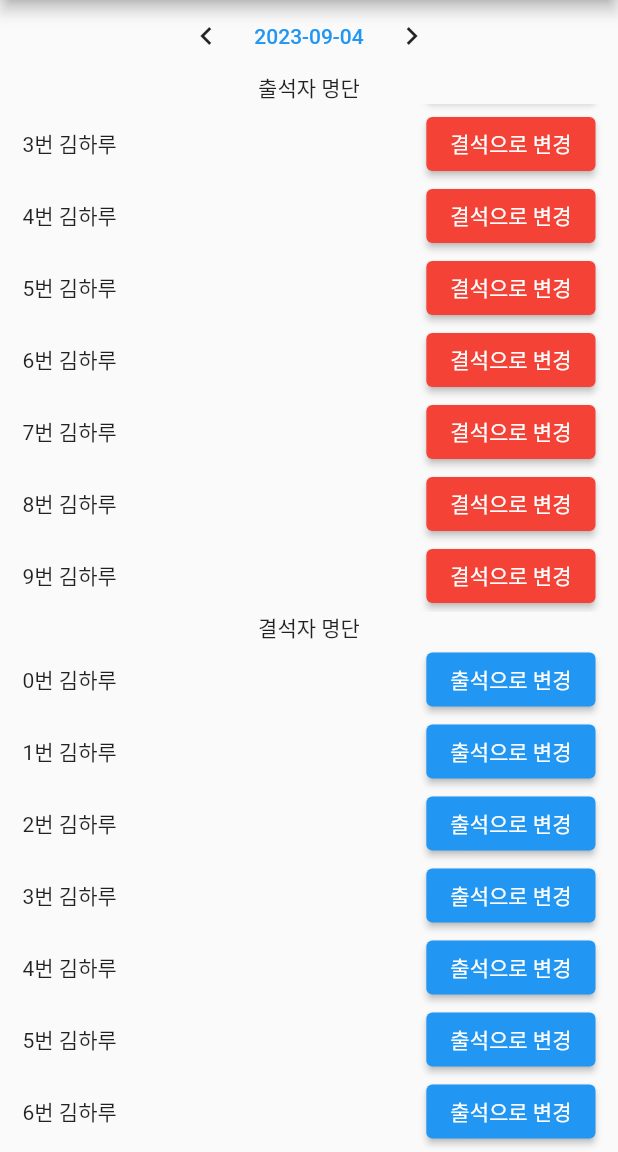
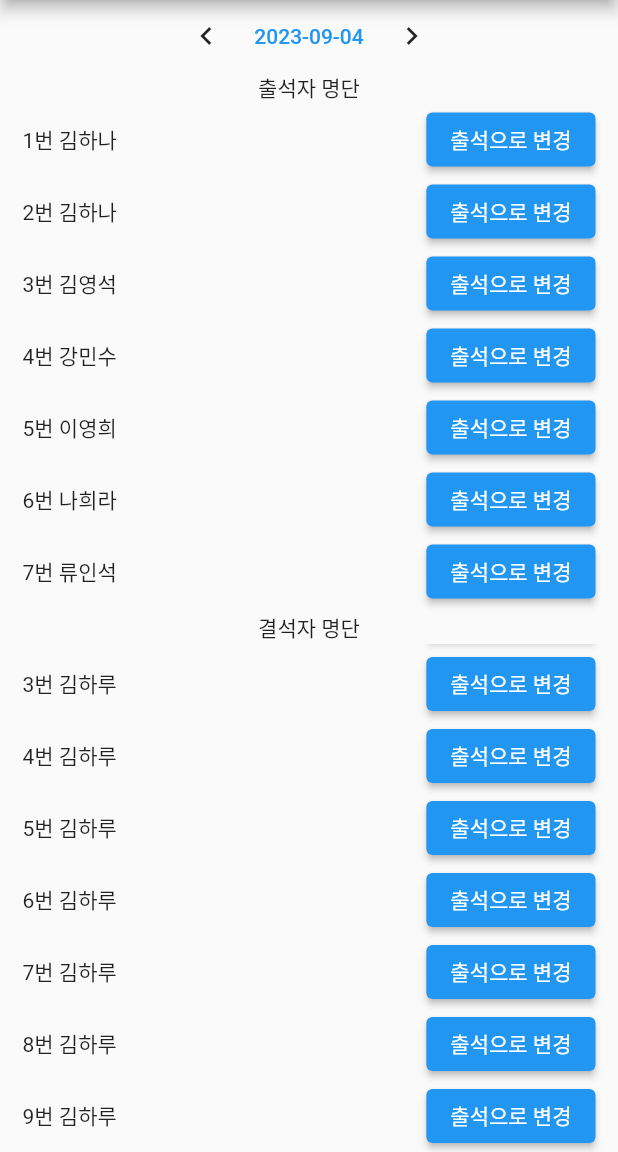
Before and after one commit to Doshuaaa/attendance_app, a Flutter app: the AttendanceCheckScreen screen opened directly, scrolled down 141 dp, after a tap on the "chevron left" icon, on a phone screen of 412 x 824 dp, the part 84-1236 px from its top. Run offline on Flutter 3.47's test engine with Material 2 defaults, Android fonts, the phone set to English and light mode, and no system bars; our stand-ins replace cloud_firestore, firebase_core, table_calendar; accounts and stored records are empty.

Commit message:
change list data by day Second commit (Needs correction)

```diff
--- a/lib/attendance_check.dart
+++ b/lib/attendance_check.dart
@@ -1,5 +1,7 @@
 import 'package:attendance_app/drawer.dart';
 import 'package:attendance_app/firebase_process.dart';
+import 'package:attendance_app/student.dart';
+import 'package:cloud_firestore/cloud_firestore.dart';
 import 'package:flutter/material.dart';
 import 'package:intl/intl.dart';
 import 'package:table_calendar/table_calendar.dart';
@@ -14,14 +16,14 @@ class AttendanceCheckScreen extends StatefulWidget {
 class AttendanceCheckState extends State<AttendanceCheckScreen> {
 
   late String currentSetDay;
+  late FirebaseProcess process;
 
   @override
   void initState() {
 
     super.initState();
     currentSetDay = getToday();
-    FirebaseProcess process = FirebaseProcess(currentSetDay);
-    process.addStudentData();
+    process = FirebaseProcess(currentSetDay);
   }
 
   @override
@@ -38,39 +40,25 @@ class AttendanceCheckState extends State<AttendanceCheckScreen> {
                 IconButton(onPressed: () {
                   setState(() {
                     currentSetDay = setPreviousDay(currentSetDay);
+                    process = FirebaseProcess(currentSetDay);
+                    process.addStudentData();
                   });
                 }, icon: const Icon(Icons.chevron_left)),
                 TextButton(onPressed: () {datePicker(currentSetDay);}, child: Text(currentSetDay),),
                 IconButton(onPressed: () {
                   setState(() {
                     currentSetDay = setNextDay(currentSetDay);
+                    process = FirebaseProcess(currentSetDay);
+                    process.addStudentData();
                   });
                 }, icon: const Icon(Icons.chevron_right))
               ],
             ),
             Text("출석자 명단"),
             Expanded(
-              // width: double.infinity,
-              //   height: 300,
-                child: ListView.builder(
-                  padding: const EdgeInsets.only(left: 15, right: 15),
-                  itemCount: 10,
-                  itemBuilder: (BuildContext context, int index) {
-                    return Row(
-                      mainAxisAlignment: MainAxisAlignment.spaceBetween,
-                      children: [
-                        Text("${index}번 김하루"),
-                        ElevatedButton(
-                          onPressed: () {
-
-                          },
-                          child: const Text("결석으로 변경"),
-                          style: ElevatedButton.styleFrom(backgroundColor: Colors.red),
-                        )
-                      ],
-                    );
-                  },
-                )
+            //   // width: double.infinity,
+            //   //   height: 300,
+                child: process.getStudentList("출석으로 변경")
             ),
             Text("결석자 명단"),
             Expanded(
@@ -138,3 +126,23 @@ class AttendanceCheckState extends State<AttendanceCheckScreen> {
     }
   }
 }
+
+// ListView.builder(
+// padding: const EdgeInsets.only(left: 15, right: 15),
+// itemCount: 10,
+// itemBuilder: (BuildContext context, int index) {
+// return Row(
+// mainAxisAlignment: MainAxisAlignment.spaceBetween,
+// children: [
+// Text("${index}번 김하루"),
+// ElevatedButton(
+// onPressed: () {
+//
+// },
+// child: const Text("결석으로 변경"),
+// style: ElevatedButton.styleFrom(backgroundColor: Colors.red),
+// )
+// ],
+// );
+// },
+// )
--- a/lib/firebase_process.dart
+++ b/lib/firebase_process.dart
@@ -1,5 +1,6 @@
 import 'package:attendance_app/student.dart';
 import 'package:cloud_firestore/cloud_firestore.dart';
+import 'package:flutter/material.dart';
 
 class FirebaseProcess {
 
@@ -24,65 +25,86 @@ class FirebaseProcess {
     if(list.isEmpty) {
       DocumentReference documentRef = await userRef.add({
         "name" : "김하나",
-        "attendance" : true
+        "attendance" : "true"
       });
 
       await userRef.add({
         "name" : "김하나",
-        "attendance" : true
+        "attendance" : "true"
       });
       await userRef.add({
         "name" : "김영석",
-        "attendance" : true
+        "attendance" : "true"
       });
       await userRef.add({
         "name" : "강민수",
-        "attendance" : true
+        "attendance" : "true"
       });
       await userRef.add({
         "name" : "이영희",
-        "attendance" : true
+        "attendance" : "true"
       });
       await userRef.add({
         "name" : "나희라",
-        "attendance" : true
+        "attendance" : "true"
       });
       await userRef.add({
         "name" : "류인석",
-        "attendance" : true
+        "attendance" : "true"
       });
       await userRef.add({
         "name" : "하도윤",
-        "attendance" : true
+        "attendance" : "true"
       });
     }
-    else {
-
-    }
-
 
     //DocumentReference documentRef = ;
   }
 
   void updateStudentAttendance(String num)  {
     DocumentReference docRef = userRef.doc(num);
-    docRef.update({"attendance" : true});
+    docRef.update({"attendance" : "true"});
   }
 
-  List<QueryDocumentSnapshot> getStudentList() {
 
-    userRef.get().then((QuerySnapshot value) {
-      list = value.docs;
-      for (var element in list) {
-        Student student = Student.fromJson(element.data() as Map<String, dynamic>);
-      }
-    });
-    return list;
+  FutureBuilder getStudentList(String text)  {
+    List<Student> studentList = List.empty(growable: true);
+
+    return FutureBuilder(
+      future: getStudentData(),
+      builder: (context, snapshot) {
+        if(snapshot.hasData) {
+          List<QueryDocumentSnapshot<Object?>>? getList = snapshot.data;
+          for (var element in getList!) {
+            studentList.add(Student(name : element.get("name"), attendance : element.get("attendance")));
+          }
+          return ListView.builder(
+            padding: const EdgeInsets.only(left: 15, right: 15),
+            itemCount: studentList.length,
+            itemBuilder: (BuildContext context, int index) {
+              return Row(
+                mainAxisAlignment: MainAxisAlignment.spaceBetween,
+                children: [
+                  Text("${index + 1}번 ${studentList[index].name}"),
+                  ElevatedButton(onPressed: () {
+
+                  }, child: Text(text))
+                ],
+              );
+            },
+          );
+        }
+        return  CircularProgressIndicator();
+      },
+    );
   }
 
-  // Future<void> studentDataIsEmpty(String date) {
-  //
-  //
-  //
-  // }
+  Future<List<QueryDocumentSnapshot<Object?>>> getStudentData() async {
+    late List<QueryDocumentSnapshot> studentList;
+    await userRef.get().then((value) {
+      studentList = value.docs;
+    });
+
+    return studentList;
+  }
 }
--- a/lib/student.dart
+++ b/lib/student.dart
@@ -16,7 +16,7 @@ class Student{
         _attendance = json['attendance'],
         _absentReason = json['absentReason'];
 
-  Map<String, dynamic> toJson() => {
+  Map<String, String?> toJson() => {
     'name' : _name,
     'attendance' : _attendance,
     'absentReason' : _absentReason
```
